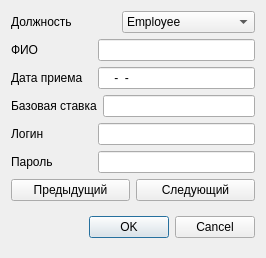
Before: the Qt Designer form Employees/dialogaddemployee.ui in evgenysankovich/employee_system, drawn with Qt 5.
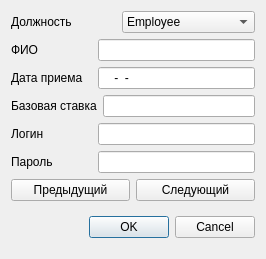
After: the same form once the commit is applied.

Commit message: можно редактировать поля в главное окне

```diff
--- a/Employees/dialogaddemployee.ui
+++ b/Employees/dialogaddemployee.ui
@@ -7,7 +7,7 @@
     <x>0</x>
     <y>0</y>
     <width>266</width>
-    <height>253</height>
+    <height>259</height>
    </rect>
   </property>
   <property name="windowTitle">
```
Left out of the diff: 10 changed lines with no effect on the pictures. The commit also changes 2 other files.
